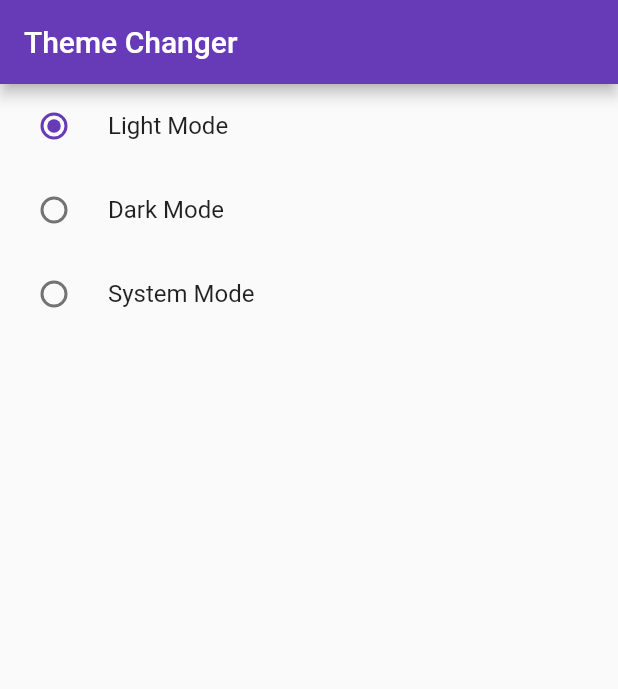
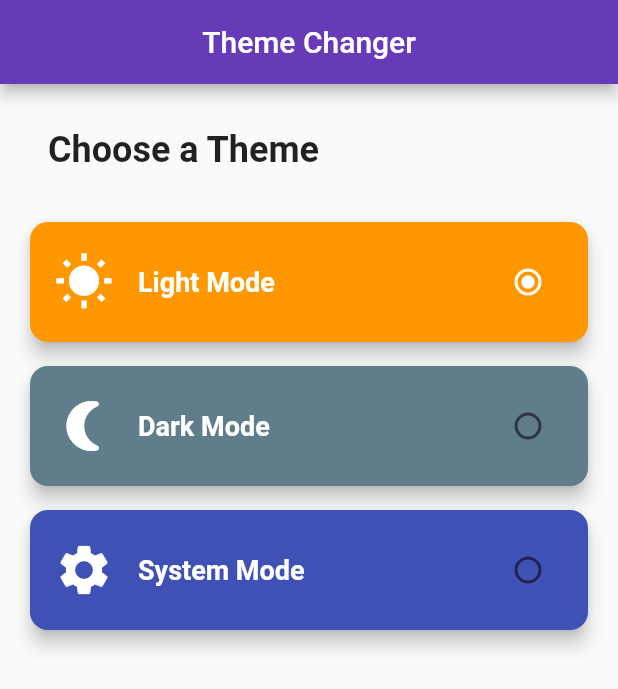
Before and after one commit to FahadMehboob/Flutter-University, a Flutter app: the screen it shows after launch, on a phone screen of 412 x 824 dp. Shown: the top 689 px of the screen. Run offline on Flutter 3.47's test engine with Material 2 defaults, Android fonts, the light colour scheme and no system bars.

Commit message:
attractive theme

```diff
--- a/Basics/Basic State Management/Count App - Provider/count_app_provider/lib/screens/dark_theme_screen.dart
+++ b/Basics/Basic State Management/Count App - Provider/count_app_provider/lib/screens/dark_theme_screen.dart
@@ -16,25 +16,96 @@ class _DarkThemeScreenState extends State<DarkThemeScreen> {
     return Scaffold(
       appBar: AppBar(
         title: const Text("Theme Changer"),
+        centerTitle: true,
       ),
-      body: Column(
-        children: [
-          RadioListTile<ThemeMode>(
-              title: Text("Light Mode"),
-              value: ThemeMode.light,
-              groupValue: themeChanger.themeMode,
-              onChanged: themeChanger.setTheme),
-          RadioListTile<ThemeMode>(
-              title: Text("Dark Mode"),
-              value: ThemeMode.dark,
-              groupValue: themeChanger.themeMode,
-              onChanged: themeChanger.setTheme),
-          RadioListTile<ThemeMode>(
-              title: Text("System Mode"),
-              value: ThemeMode.system,
-              groupValue: themeChanger.themeMode,
-              onChanged: themeChanger.setTheme),
-        ],
+      body: Padding(
+        padding: const EdgeInsets.all(16.0),
+        child: Column(
+          crossAxisAlignment: CrossAxisAlignment.stretch,
+          children: [
+            ListTile(
+              title: const Text(
+                "Choose a Theme",
+                style: TextStyle(
+                  fontSize: 24,
+                  fontWeight: FontWeight.bold,
+                ),
+              ),
+            ),
+            const SizedBox(height: 16),
+            buildThemeTile(
+              title: "Light Mode",
+              themeMode: ThemeMode.light,
+              themeChanger: themeChanger,
+              icon: Icons.wb_sunny,
+              color: Colors.orange,
+            ),
+            const SizedBox(height: 8),
+            buildThemeTile(
+              title: "Dark Mode",
+              themeMode: ThemeMode.dark,
+              themeChanger: themeChanger,
+              icon: Icons.nightlight_round,
+              color: Colors.blueGrey,
+            ),
+            const SizedBox(height: 8),
+            buildThemeTile(
+              title: "System Mode",
+              themeMode: ThemeMode.system,
+              themeChanger: themeChanger,
+              icon: Icons.settings,
+              color: Colors.indigo,
+            ),
+          ],
+        ),
+      ),
+    );
+  }
+
+  Widget buildThemeTile({
+    required String title,
+    required ThemeMode themeMode,
+    required ThemeChangerProvider themeChanger,
+    required IconData icon,
+    required Color color,
+  }) {
+    return InkWell(
+      onTap: () => themeChanger.setTheme(themeMode),
+      child: Card(
+        elevation: 5,
+        shape: RoundedRectangleBorder(
+          borderRadius: BorderRadius.circular(12),
+        ),
+        color: color,
+        child: Padding(
+          padding: const EdgeInsets.all(16),
+          child: Row(
+            mainAxisAlignment: MainAxisAlignment.spaceBetween,
+            children: [
+              Icon(
+                icon,
+                size: 40,
+                color: Colors.white,
+              ),
+              const SizedBox(width: 16),
+              Text(
+                title,
+                style: const TextStyle(
+                  fontSize: 18,
+                  fontWeight: FontWeight.bold,
+                  color: Colors.white,
+                ),
+              ),
+              const Spacer(),
+              Radio<ThemeMode>(
+                value: themeMode,
+                groupValue: themeChanger.themeMode,
+                onChanged: (value) => themeChanger.setTheme(value!),
+                activeColor: Colors.white,
+              ),
+            ],
+          ),
+        ),
       ),
     );
   }
```
